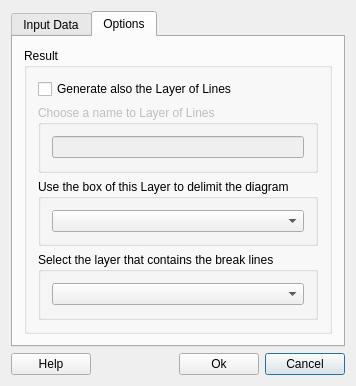
Qt form ui/UIVoronoi.ui (mauriciodev/cmwvoronoi) before a commit.
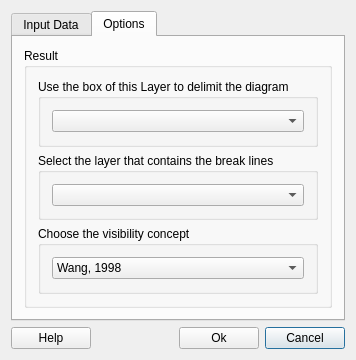
The same form after that commit. The open tabs and pages were chosen to show the change. Custom widgets are drawn as their Qt base class.

Patch:
```diff
--- a/ui/UIVoronoi.ui
+++ b/ui/UIVoronoi.ui
@@ -132,51 +132,6 @@
             <string>Result</string>
            </property>
            <layout class="QVBoxLayout" name="verticalLayout_2">
-            <item>
-             <layout class="QGridLayout" name="linesLayerGroup">
-              <item row="0" column="0">
-               <widget class="QCheckBox" name="generateLinesCheckBox">
-                <property name="text">
-                 <string>Generate also the Layer of Lines</string>
-                </property>
-                <property name="checked">
-                 <bool>false</bool>
-                </property>
-               </widget>
-              </item>
-              <item row="0" column="1">
-               <spacer name="spacer2">
-                <property name="orientation">
-                 <enum>Qt::Horizontal</enum>
-                </property>
-                <property name="sizeType">
-                 <enum>QSizePolicy::Expanding</enum>
-                </property>
-                <property name="sizeHint" stdset="0">
-                 <size>
-                  <width>161</width>
-                  <height>20</height>
-                 </size>
-                </property>
-               </spacer>
-              </item>
-             </layout>
-            </item>
-            <item>
-             <widget class="Q3ButtonGroup" name="layerLinesButtonGroup">
-              <property name="enabled">
-               <bool>false</bool>
-              </property>
-              <property name="title">
-               <string>Choose a name to Layer of Lines</string>
-              </property>
-              <layout class="QGridLayout">
-               <item row="0" column="0">
-                <widget class="QLineEdit" name="layerLinesLineEdit"/>
-               </item>
-              </layout>
-             </widget>
-            </item>
             <item>
              <widget class="Q3ButtonGroup" name="boxButtonGroup">
               <property name="title">
@@ -201,6 +156,29 @@
               </layout>
              </widget>
             </item>
+            <item>
+             <widget class="Q3ButtonGroup" name="buttonGroup_2">
+              <property name="title">
+               <string>Choose the visibility concept</string>
+              </property>
+              <layout class="QGridLayout" name="breakGridLayout_2">
+               <item row="0" column="0">
+                <widget class="QComboBox" name="visibilityConceptComboBox">
+                 <item>
+                  <property name="text">
+                   <string>Wang, 1998</string>
+                  </property>
+                 </item>
+                 <item>
+                  <property name="text">
+                   <string>Paulo, 2012</string>
+                  </property>
+                 </item>
+                </widget>
+               </item>
+              </layout>
+             </widget>
+            </item>
            </layout>
           </widget>
          </item>
```
Left out of the diff: 18 changed lines with no effect on the pictures.
